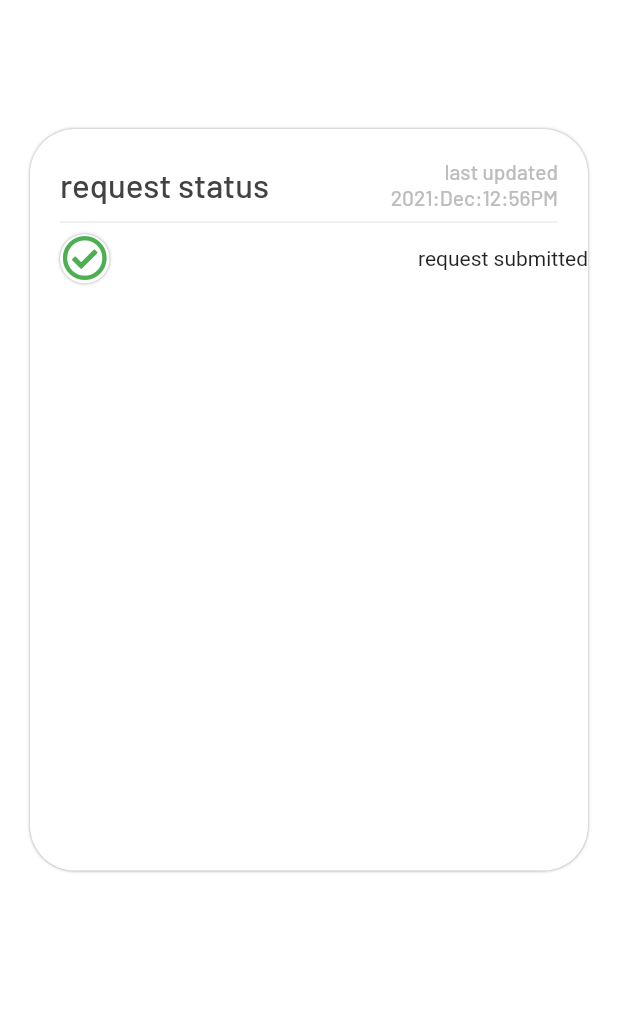
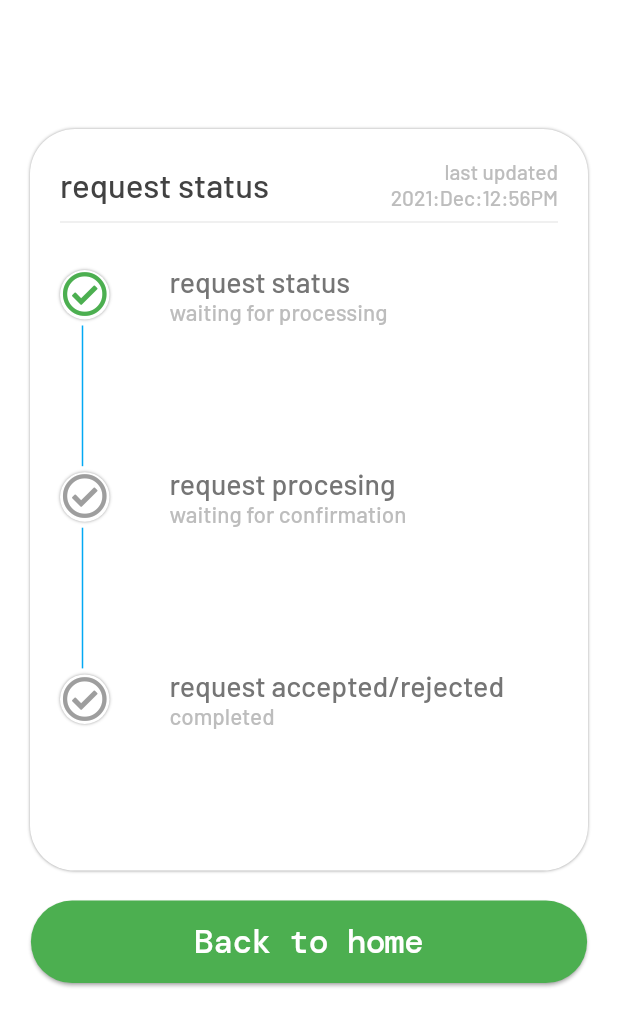
Before and after one commit to Suramack/Project_Reconnect, a Flutter app: the screen it shows after launch, on a phone screen of 412 x 824 dp. Shown: the top 1026 px of the screen. Run offline on Flutter 3.47's test engine with Material 2 defaults, Android fonts, the phone set to English and light mode, and no system bars; our stand-ins replace font_awesome_flutter.

Commit message:
worker status screen completed

```diff
--- a/lib/screens/worker_screen/components/worker_request_status_tile.dart
+++ b/lib/screens/worker_screen/components/worker_request_status_tile.dart
@@ -1,5 +1,25 @@
 import 'package:flutter/material.dart';
+import 'package:font_awesome_flutter/font_awesome_flutter.dart';
 import 'package:reconnect/screens/worker_screen/components/worker_style/worker_screen_text_style.dart';
+
+List<String> tileTitle = [
+  'request status',
+  'request procesing',
+  'request accepted/rejected'
+];
+List<String> tileSubTitle = [
+  'waiting for processing',
+  'waiting for confirmation',
+  'completed',
+];
+int? index;
+Color isColor(int index) {
+  if (index == 0) {
+    return Colors.green;
+  } else {
+    return Colors.grey;
+  }
+}
 
 Row requestStatustTile() {
   return Row(
@@ -12,8 +32,6 @@ Row requestStatustTile() {
       Container(
         alignment: Alignment.topRight,
         width: 150,
-        // color: Colors.amber,
-        padding: const EdgeInsets.only(right: 20),
         child: Text(
           'last updated 2021:Dec:12:56PM',
           textAlign: TextAlign.end,
@@ -24,3 +42,42 @@ Row requestStatustTile() {
     ],
   );
 }
+
+Row requestTiles(int index) {
+  return Row(
+    children: [
+      Container(
+        width: 33,
+        height: 33,
+        decoration: BoxDecoration(
+            color: Colors.white,
+            borderRadius: BorderRadius.circular(100),
+            boxShadow: const [
+              BoxShadow(color: Colors.grey, blurRadius: 1),
+            ]),
+        child: Icon(
+          FontAwesomeIcons.checkCircle,
+          size: 30,
+          color: isColor(index),
+        ),
+      ),
+      Container(
+        padding: const EdgeInsets.only(left: 40),
+        child: Column(
+          crossAxisAlignment: CrossAxisAlignment.start,
+          children: [
+            Text(
+              tileTitle[index],
+              style: requesStatusTitleStyle(),
+            ),
+            Text(
+              tileSubTitle[index],
+              style: requesStatusSubTitleStyle(),
+              textAlign: TextAlign.end,
+            ),
+          ],
+        ),
+      )
+    ],
+  );
+}
--- a/lib/screens/worker_screen/components/worker_style/worker_screen_text_style.dart
+++ b/lib/screens/worker_screen/components/worker_style/worker_screen_text_style.dart
@@ -1,5 +1,6 @@
 import 'package:flutter/material.dart';
 
+//Text Style
 TextStyle requesStatusHeadingStyle() => TextStyle(
       fontFamily: 'Barlow',
       color: Colors.grey.shade800,
@@ -13,6 +14,21 @@ TextStyle requesStatusSubHeadingStyle() => TextStyle(
 
 TextStyle requesStatusTitleStyle() => TextStyle(
       fontFamily: 'Barlow',
-      color: Colors.grey.shade800,
-      fontSize: 22,
+      color: Colors.grey.shade600,
+      fontSize: 19,
     );
+TextStyle requesStatusSubTitleStyle() => TextStyle(
+      fontFamily: 'Barlow',
+      color: Colors.grey.shade400,
+      fontSize: 15,
+    );
+
+//Text
+Text backToHomeButtonTextStyle() => const Text(
+      'Back to home',
+      style: TextStyle(
+        fontFamily: 'DMMono',
+        letterSpacing: -0.5,
+        fontSize: 22,
+      ),
+    );
--- /dev/null
+++ b/lib/screens/worker_screen/worker_home_screen.dart
@@ -0,0 +1 @@
+import 'package:flutter/material.dart';
--- a/lib/screens/worker_screen/worker_status_screen.dart
+++ b/lib/screens/worker_screen/worker_status_screen.dart
@@ -21,7 +21,9 @@ class _WorkerStatusScreenState extends State<WorkerStatusScreen> {
         elevation: 0,
         backgroundColor: Colors.white,
       ),
-      body: Card(
+      body: Column(
+        children: [
+          Card(
             borderOnForeground: false,
             color: Colors.white,
             elevation: 0,
@@ -34,6 +36,7 @@ class _WorkerStatusScreenState extends State<WorkerStatusScreen> {
               padding: const EdgeInsets.only(
                 left: 20,
                 top: 20,
+                right: 20,
               ),
               alignment: Alignment.topLeft,
               height: size.height * .6,
@@ -54,33 +57,54 @@ class _WorkerStatusScreenState extends State<WorkerStatusScreen> {
                   Divider(
                     color: Colors.grey.shade400,
                     thickness: .3,
-                endIndent: 20,
                   ),
-              Row(
-                mainAxisAlignment: MainAxisAlignment.spaceBetween,
-                children: [
-                  Container(
-                    width: 33,
-                    height: 33,
-                    decoration: BoxDecoration(
-                        color: Colors.white,
-                        borderRadius: BorderRadius.circular(100),
-                        boxShadow: const [
-                          BoxShadow(color: Colors.grey, blurRadius: 1),
-                        ]),
-                    child: const Icon(
-                      FontAwesomeIcons.checkCircle,
-                      size: 30,
-                      color: Colors.green,
+                  const SizedBox(
+                    height: 20,
+                  ),
+                  requestTiles(0),
+                  const Expanded(
+                    child: VerticalDivider(
+                      color: Colors.lightBlue,
+                      thickness: 1,
+                      width: 30,
                     ),
                   ),
-                  Text('request submitted')
-                ],
+                  requestTiles(1),
+                  const Expanded(
+                    child: VerticalDivider(
+                      color: Colors.lightBlue,
+                      thickness: 1,
+                      width: 30,
                     ),
+                  ),
+                  requestTiles(2),
+                  const Spacer(),
                 ],
               ),
             ),
           ),
+          const SizedBox(
+            height: 20,
+          ),
+          ElevatedButton(
+            onPressed: () => null,
+            child: backToHomeButtonTextStyle(),
+            style: ButtonStyle(
+              minimumSize: MaterialStateProperty.all<Size>(
+                Size(size.width * .9, 55),
+              ),
+              backgroundColor: MaterialStateProperty.all<Color>(Colors.green),
+              elevation: MaterialStateProperty.all<double>(1),
+              shape: MaterialStateProperty.all<OutlinedBorder>(
+                RoundedRectangleBorder(
+                  borderRadius: BorderRadius.circular(100),
+                ),
+              ),
+              shadowColor: MaterialStateProperty.all<Color>(Colors.grey),
+            ),
+          )
+        ],
+      ),
     );
   }
 }
```
Lines whose indentation alone changed are shown as unchanged.
